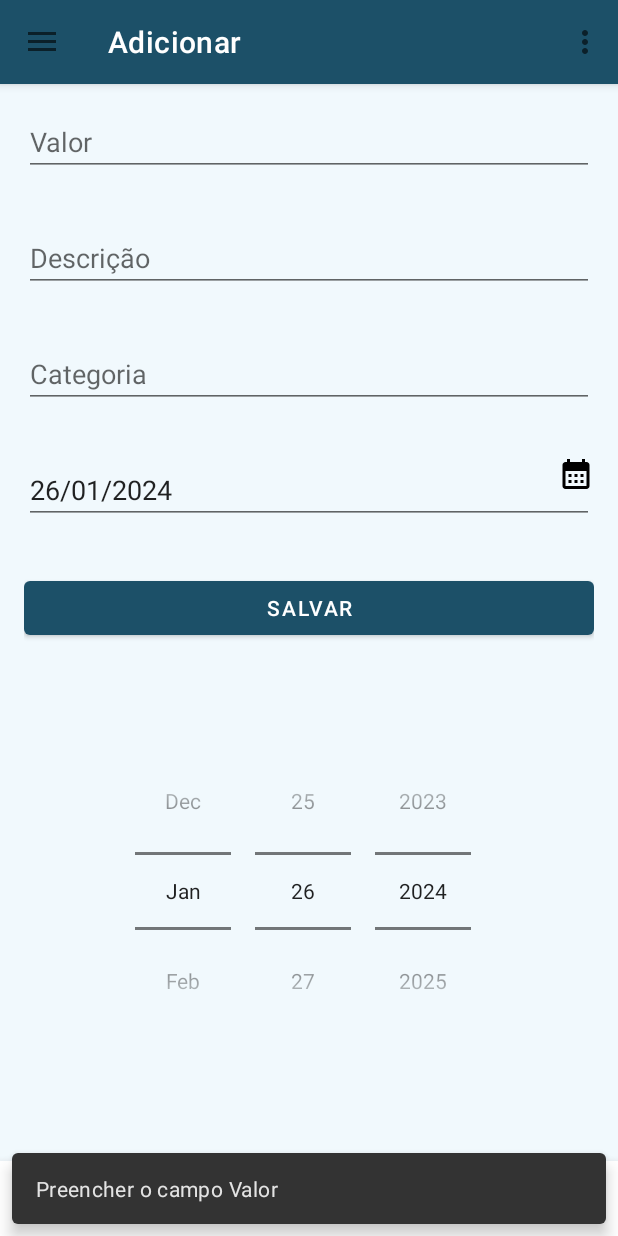
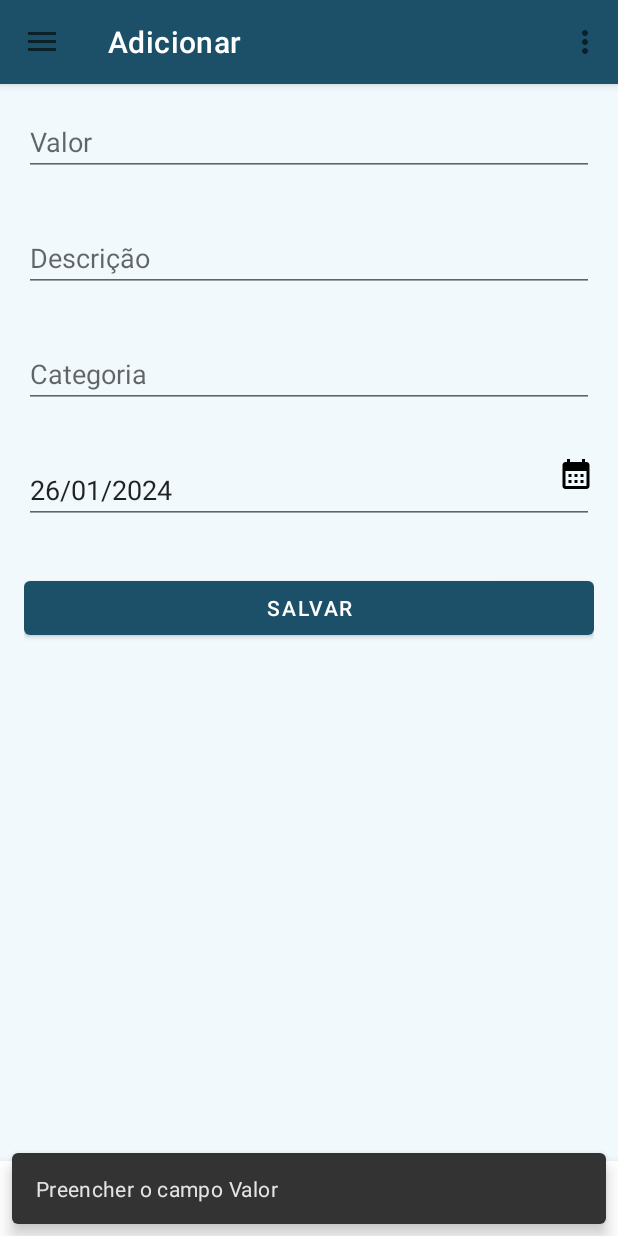
Before and after one commit to vinirecoaro/FICO, an Android app: the AddExpenseFragment screen opened through its navigation route, after a tap on "SALVAR", on a phone screen of 412 x 824 dp. Run offline under Robolectric (Android 15) with nearby library versions, the phone set to English and light mode, and no system bars; our stand-ins replace Firebase (no records; nobody signed in at launch, a user with empty details on screens opened directly), navigation-ui; libraries missing offline, so code that uses them is left out: com.github.mikephil.charting, org.apache.poi; 66 statements that could not run were skipped; 1 other tap on this screen came first.

Commit message:
AddExpenseFragment - Changed DatePicker

```diff
--- a/app/build.gradle
+++ b/app/build.gradle
@@ -6,12 +6,12 @@ plugins {
 
 android {
     namespace 'com.example.fico'
-    compileSdk 33
+    compileSdk 34
 
     defaultConfig {
         applicationId "com.example.fico"
         minSdk 21
-        targetSdk 33
+        targetSdk 34
         versionCode 1
         versionName "1.0"
 
@@ -47,7 +47,7 @@ dependencies {
 
     implementation 'androidx.core:core-ktx:1.10.0'
     implementation 'androidx.appcompat:appcompat:1.6.1'
-    implementation 'com.google.android.material:material:1.8.0'
+    implementation 'com.google.android.material:material:1.11.0'
     implementation 'androidx.constraintlayout:constraintlayout:2.1.4'
     implementation 'androidx.navigation:navigation-fragment-ktx:2.5.3'
     implementation 'androidx.core:core-ktx:1.10.0'
--- a/app/src/main/java/com/example/fico/ui/fragments/expense/AddExpenseFragment.kt
+++ b/app/src/main/java/com/example/fico/ui/fragments/expense/AddExpenseFragment.kt
@@ -53,16 +53,14 @@ import java.text.DecimalFormat
 import java.text.NumberFormat
 import java.text.SimpleDateFormat
 import android.view.inputmethod.InputMethodManager
+import com.google.android.material.datepicker.MaterialDatePicker
+import java.util.*
+import kotlin.collections.ArrayList
 
 class AddExpenseFragment : Fragment(), OnButtonClickListener {
 
     private var _binding: FragmentAddExpenseBinding? = null
     private val binding get() = _binding!!
-    /*private val categoryOptions = arrayOf(
-        "Comida", "Transporte",
-        "Investimento", "Necessidade",
-        "Remédio", "Entretenimento"
-    )*/
     private var categoryOptions = arrayOf<String>()
     private val viewModel by viewModels<AddExpenseViewModel>()
     private val READ_COMON_EXPENSE_REQUEST_CODE: Int = 43
@@ -72,6 +70,10 @@ class AddExpenseFragment : Fragment(), OnButtonClickListener {
         Manifest.permission.WRITE_EXTERNAL_STORAGE,
         Manifest.permission.READ_EXTERNAL_STORAGE
     )
+
+    private val datePicker = MaterialDatePicker.Builder.datePicker()
+        .setTitleText("Escolha a Data")
+        .build()
 
     private companion object {
         private const val STORAGE_PERMISSION_CODE = 100
@@ -93,6 +95,12 @@ class AddExpenseFragment : Fragment(), OnButtonClickListener {
         binding.etDate.inputType = InputType.TYPE_NULL
 
         setMaxLength(binding.etInstallments, 3)
+
+        datePicker.addOnPositiveButtonClickListener {
+            val selectedDateInMillis = it
+            val formattedDate = formatDate(selectedDateInMillis)
+            binding.etDate.setText(formattedDate)
+        }
 
         return rootView
     }
@@ -267,38 +275,11 @@ class AddExpenseFragment : Fragment(), OnButtonClickListener {
 
         binding.actvCategory.setOnClickListener {
             binding.actvCategory.showDropDown()
-            binding.dpDateExpense.visibility = View.GONE
         }
 
         binding.ivDate.setOnClickListener {
             binding.btSave.visibility = View.VISIBLE
-            binding.dpDateExpense.visibility = View.VISIBLE
-            hideKeyboard(requireContext(), it)
-            binding.dpDateExpense.setOnDateChangedListener {
-                    _, selectedYear, selectedMonth, selectedDay ->
-                val selectedDate = String.format(
-                    "%02d/%02d/%04d", selectedDay, selectedMonth + 1, selectedYear
-                )
-                binding.etDate.setText(selectedDate)
-            }
-        }
-
-        binding.etPrice.onFocusChangeListener = View.OnFocusChangeListener { _, hasFocus ->
-            if (hasFocus) {
-                binding.dpDateExpense.visibility = View.GONE
-            }
-        }
-
-        binding.etDescription.onFocusChangeListener = View.OnFocusChangeListener { _, hasFocus ->
-            if (hasFocus) {
-                binding.dpDateExpense.visibility = View.GONE
-            }
-        }
-
-        binding.actvCategory.onFocusChangeListener = View.OnFocusChangeListener { _, hasFocus ->
-            if (hasFocus) {
-                binding.dpDateExpense.visibility = View.GONE
-            }
+            datePicker.show(parentFragmentManager,"Tag")
         }
 
         binding.etPrice.addTextChangedListener(object : TextWatcher {
@@ -819,4 +800,10 @@ class AddExpenseFragment : Fragment(), OnButtonClickListener {
         imm.hideSoftInputFromWindow(view.windowToken,0)
     }
 
+    private fun formatDate(timestamp: Long): String {
+        val sdf = SimpleDateFormat("dd/MM/yyyy", Locale.getDefault())
+        val date = Date(timestamp)
+        return sdf.format(date)
+    }
+
 }
--- a/app/src/main/res/layout/fragment_add_expense.xml
+++ b/app/src/main/res/layout/fragment_add_expense.xml
@@ -73,19 +73,6 @@
         android:clickable="true"
         android:focusable="true" />
 
-    <DatePicker
-        android:id="@+id/dp_date_expense"
-        android:layout_width="wrap_content"
-        android:layout_height="wrap_content"
-        android:calendarViewShown="false"
-        android:datePickerMode="spinner"
-        android:visibility="gone"
-        app:layout_constraintBottom_toBottomOf="parent"
-        app:layout_constraintEnd_toEndOf="parent"
-        app:layout_constraintStart_toStartOf="parent"
-        app:layout_constraintTop_toBottomOf="@id/bt_save"
-        tools:visibility="visible" />
-
     <Button
         android:id="@+id/bt_save"
         android:layout_width="match_parent"
```
